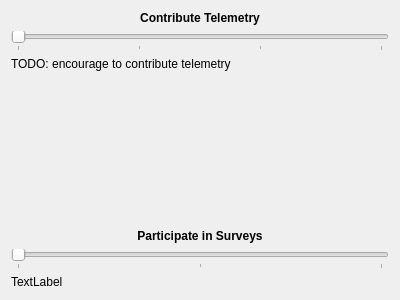
Qt form src/provider/widgets/feedbackconfigwidget.ui (KDE/kuserfeedback) before a commit.
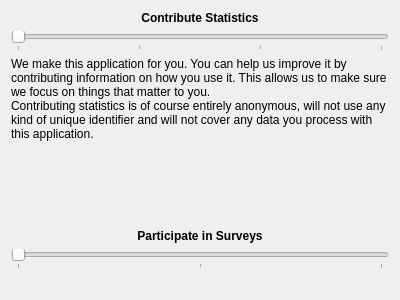
The same form after that commit.

Commit message: Extend explanations in the configuration dialog

```diff
--- a/src/provider/widgets/feedbackconfigwidget.ui
+++ b/src/provider/widgets/feedbackconfigwidget.ui
@@ -20,7 +20,7 @@
       </font>
      </property>
      <property name="text">
-      <string>Contribute Telemetry</string>
+      <string>Contribute Statistics</string>
      </property>
      <property name="alignment">
       <set>Qt::AlignCenter</set>
@@ -68,7 +68,8 @@
        <item>
         <widget class="QLabel" name="label_4">
          <property name="text">
-          <string>TODO: encourage to contribute telemetry</string>
+          <string>We make this application for you. You can help us improve it by contributing information on how you use it. This allows us to make sure we focus on things that matter to you.
+Contributing statistics is of course entirely anonymous, will not use any kind of unique identifier and will not cover any data you process with this application.</string>
          </property>
          <property name="alignment">
           <set>Qt::AlignLeading|Qt::AlignLeft|Qt::AlignTop</set>
@@ -158,9 +159,6 @@
    </item>
    <item>
     <widget class="QLabel" name="surveyLabel">
-     <property name="text">
-      <string>TextLabel</string>
-     </property>
      <property name="wordWrap">
       <bool>true</bool>
      </property>
```
The commit also changes 1 other file.
